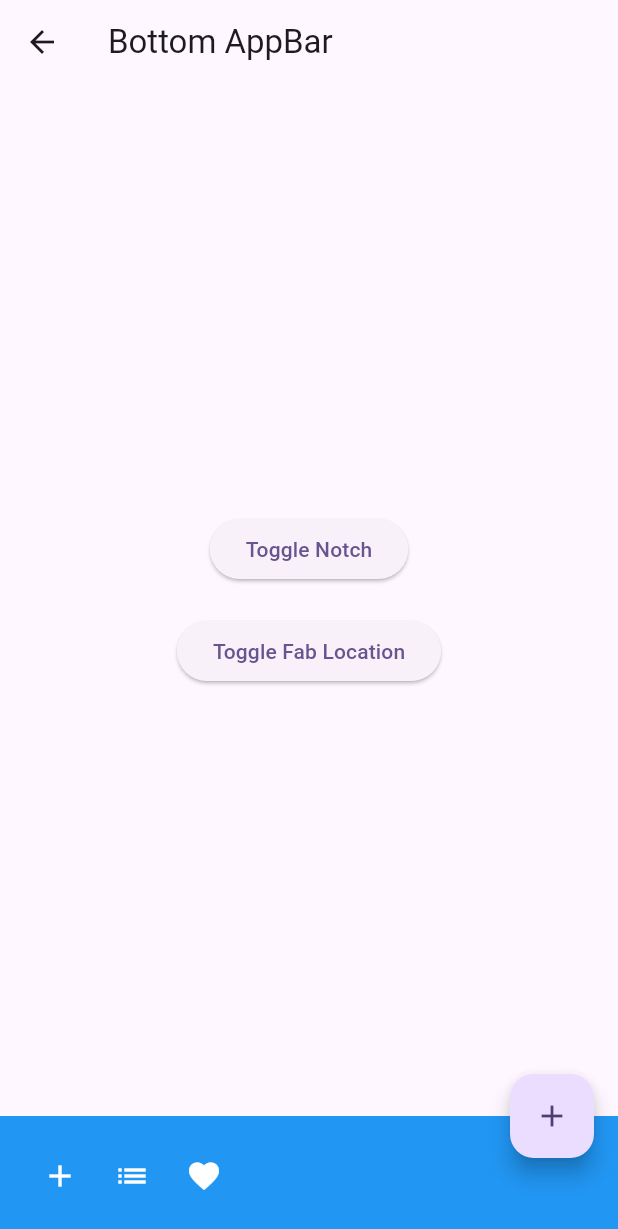
After one commit to tomoya-hiraiwa/flutter_samples, a Flutter app: the BottomAppBarPage screen opened directly, on a phone screen of 412 x 824 dp. The commit adds this screen. Shown: the top 1229 px of the screen. Run offline on Flutter 3.47's test engine with Material 3 defaults, Android fonts, the phone set to English and light mode, and no system bars.

Commit message:
add some pages

```diff
--- a/flutter_interface/lib/Models.dart
+++ b/flutter_interface/lib/Models.dart
@@ -6,7 +6,9 @@ import 'package:flutter_interface/introductions/handling_gesture_page.dart';
 import 'package:flutter_interface/introductions/material_compornent_page.dart';
 import 'package:flutter_interface/introductions/stateful_widget_page.dart';
 import 'package:flutter_interface/material_widgets/alert_dialog_page.dart';
+import 'package:flutter_interface/material_widgets/appbar_page.dart';
 import 'package:flutter_interface/material_widgets/badge_page.dart';
+import 'package:flutter_interface/material_widgets/bottom_appbar_page.dart';
 import 'package:flutter_interface/material_widgets/bottom_sheet_page.dart';
 import 'package:flutter_interface/material_widgets/checkbox_list_tile_page.dart';
 import 'package:flutter_interface/material_widgets/circular_progress_indicator_page.dart';
@@ -65,6 +67,11 @@ List<PageItem> containmentWidgets = [
   PageItem(title: "Switch ListTile", description: "ListTile with Switch", page: const SwitchListTilePage()),
 ];
 
+List<PageItem> navigationWidgets = [
+  PageItem(title: "AppBar", description: "Material AppBar with Tabs", page: const AppBarPage()),
+  PageItem(title: "Bottom AppBar", description: "Material Bottom AppBar with Tabs", page: const BottomAppBarPage()),
+];
+
 
 List<PageItem> getPage(int index) {
   switch(index){
@@ -72,6 +79,7 @@ List<PageItem> getPage(int index) {
     case 1: return actionsWidgets;
     case 2: return communicationWidgets;
     case 3: return containmentWidgets;
+    case 4: return navigationWidgets;
     default: return introductions;
   }
 }
@@ -81,4 +89,5 @@ List<Tab> tabItems = const [
   Tab(text: "Actions Widgets"),
   Tab(text: "Communication Widgets"),
   Tab(text: "Containment Widgets"),
+  Tab(text: "Navigation Widgets"),
 ];
--- a/flutter_interface/lib/main.dart
+++ b/flutter_interface/lib/main.dart
@@ -41,7 +41,7 @@ class _MyHomePageState extends State<MyHomePage>
   @override
   void initState() {
     super.initState();
-    _tabController = TabController(length: 4, vsync: this);
+    _tabController = TabController(length: 5, vsync: this);
     _tabController.addListener(() {
       setState(() {
         _showPages = getPage(_tabController.index);
--- /dev/null
+++ b/flutter_interface/lib/material_widgets/bottom_appbar_page.dart
@@ -0,0 +1,80 @@
+import 'package:flutter/material.dart';
+
+class BottomAppBarPage extends StatefulWidget {
+  const BottomAppBarPage({super.key});
+
+  @override
+  State<BottomAppBarPage> createState() => _BottomAppBarPageState();
+}
+
+class _BottomAppBarPageState extends State<BottomAppBarPage> {
+  bool _isNotch = false;
+  bool _isCenter = false;
+
+  @override
+  Widget build(BuildContext context) {
+    return Scaffold(
+      appBar: AppBar(
+        title: const Text("Bottom AppBar"),
+      ),
+      body: Center(
+        child: Column(
+          mainAxisAlignment: MainAxisAlignment.center,
+          children: [
+            ElevatedButton(
+                onPressed: () {
+                  setState(() {
+                    _isNotch = !_isNotch;
+                  });
+                },
+                child: const Text("Toggle Notch")),
+            const SizedBox(height: 20),
+            ElevatedButton(
+                onPressed: () {
+                  setState(() {
+                    _isCenter = !_isCenter;
+                  });
+                },
+                child: const Text("Toggle Fab Location")),
+          ],
+        ),
+      ),
+      floatingActionButton: FloatingActionButton(
+        onPressed: () {},
+        tooltip: "FAB",
+        child: const Icon(Icons.add),
+      ),
+      floatingActionButtonLocation: _isCenter
+          ? FloatingActionButtonLocation.centerDocked
+          : FloatingActionButtonLocation.endDocked,
+      bottomNavigationBar: Builder(builder: (context) {
+        return BottomAppBar(
+          shape: _isNotch ? const CircularNotchedRectangle() : null,
+          color: Colors.blue,
+          child: IconTheme(
+            data: IconThemeData(color: Theme.of(context).colorScheme.onPrimary),
+            child: Row(
+              children: [
+                IconButton(
+                  onPressed: () {},
+                  icon: const Icon(Icons.add),
+                  tooltip: "Action 1",
+                ),
+                IconButton(
+                  onPressed: () {},
+                  icon: const Icon(Icons.list),
+                  tooltip: "Action 2",
+                ),
+                IconButton(
+                  onPressed: () {},
+                  icon: const Icon(Icons.favorite),
+                  tooltip: "Action 3",
+                ),
+              ],
+            ),
+          ),
+        );
+      }),
+    );
+  }
+}
--- a/flutter_interface/lib/material_widgets/material_buttons_page.dart
+++ b/flutter_interface/lib/material_widgets/material_buttons_page.dart
@@ -7,6 +7,7 @@ class MaterialButtonsPage extends StatelessWidget {
     ScaffoldMessenger.of(context)
         .showSnackBar(const SnackBar(content: Text("Button taped!")));
   }
+
 
   @override
   Widget build(BuildContext context) {
```
Also changed, not shown: flutter_interface/lib/material_widgets/appbar_page.dart (added, +62 -0 lines).
